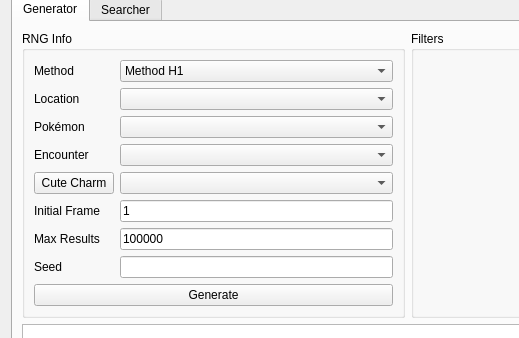
This is Forms/Gen3/Wild3.ui in Admiral-Fish/PokeFinder as Qt 5 draws it before an edit; both pictures show x 0 to 519 and y 112 to 450 of the 1200 by 750 pixel window. The edited form follows.
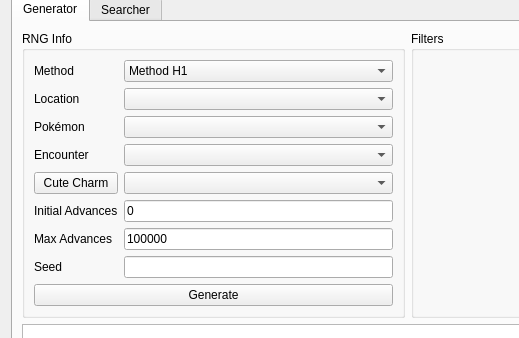
This is the edited form. Icons and pictures are not drawn. Custom widgets are drawn as their Qt base class.

Commit message: Rename frame to advance, and start from advance 0 (closes #108) (#113)

Diff of the .ui file:
```diff
--- a/Forms/Gen3/Wild3.ui
+++ b/Forms/Gen3/Wild3.ui
@@ -175,7 +175,7 @@
              </sizepolicy>
             </property>
             <property name="text">
-             <string>Initial Frame</string>
+             <string>Initial Advances</string>
             </property>
            </widget>
           </item>
@@ -261,7 +261,7 @@
              <string/>
             </property>
             <property name="text">
-             <string notr="true">1</string>
+             <string notr="true">0</string>
             </property>
            </widget>
           </item>
@@ -320,7 +320,7 @@
              </sizepolicy>
             </property>
             <property name="text">
-             <string>Max Results</string>
+             <string>Max Advances</string>
             </property>
            </widget>
           </item>
```
Left out of the diff: 12 changed lines with no effect on the pictures. The commit also changes 271 other files.
